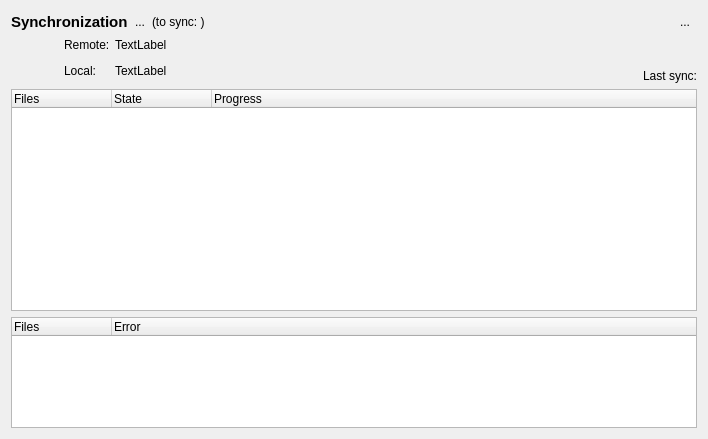
Qt form main_window.ui (kinnalru/davqt) before a commit.
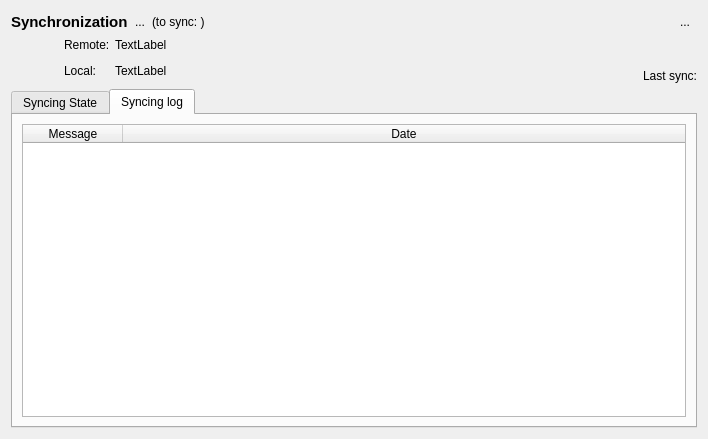
The same form after that commit. Icons and pictures are not drawn.

Diff of the .ui file:
```diff
--- a/main_window.ui
+++ b/main_window.ui
@@ -247,6 +247,16 @@
     </widget>
    </item>
    <item>
+    <widget class="QTabWidget" name="tabs">
+     <property name="currentIndex">
+      <number>1</number>
+     </property>
+     <widget class="QWidget" name="sync_tab">
+      <attribute name="title">
+       <string>Syncing State</string>
+      </attribute>
+      <layout class="QVBoxLayout" name="verticalLayout_2">
+       <item>
     <widget class="QTreeWidget" name="actions">
      <property name="sizePolicy">
       <sizepolicy hsizetype="Expanding" vsizetype="Expanding">
@@ -310,6 +320,52 @@
        <string>Error</string>
       </property>
      </column>
+        </widget>
+       </item>
+      </layout>
+     </widget>
+     <widget class="QWidget" name="log_tab">
+      <attribute name="title">
+       <string>Syncing log</string>
+      </attribute>
+      <layout class="QGridLayout" name="gridLayout_3">
+       <item row="0" column="0">
+        <widget class="QTableWidget" name="log">
+         <property name="alternatingRowColors">
+          <bool>true</bool>
+         </property>
+         <property name="selectionMode">
+          <enum>QAbstractItemView::ContiguousSelection</enum>
+         </property>
+         <property name="selectionBehavior">
+          <enum>QAbstractItemView::SelectRows</enum>
+         </property>
+         <property name="sortingEnabled">
+          <bool>true</bool>
+         </property>
+         <property name="columnCount">
+          <number>2</number>
+         </property>
+         <attribute name="horizontalHeaderStretchLastSection">
+          <bool>true</bool>
+         </attribute>
+         <attribute name="verticalHeaderDefaultSectionSize">
+          <number>16</number>
+         </attribute>
+         <column>
+          <property name="text">
+           <string>Message</string>
+          </property>
+         </column>
+         <column>
+          <property name="text">
+           <string>Date</string>
+          </property>
+         </column>
+        </widget>
+       </item>
+      </layout>
+     </widget>
     </widget>
    </item>
   </layout>
```
Lines whose indentation alone changed are shown as unchanged.
